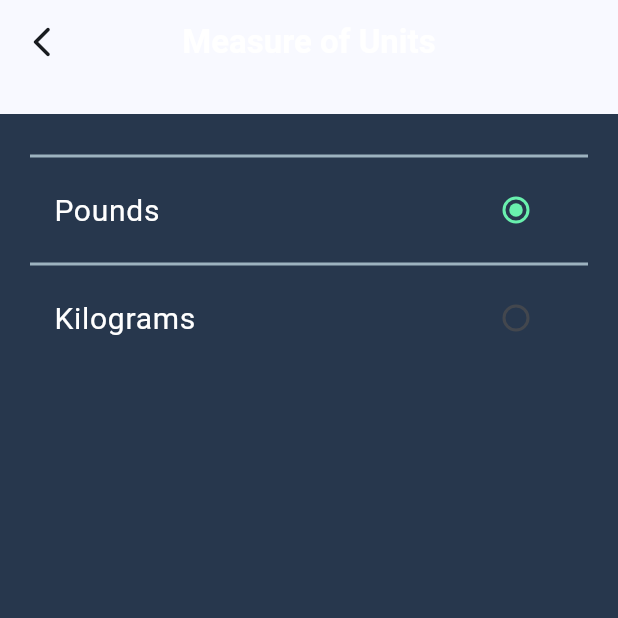
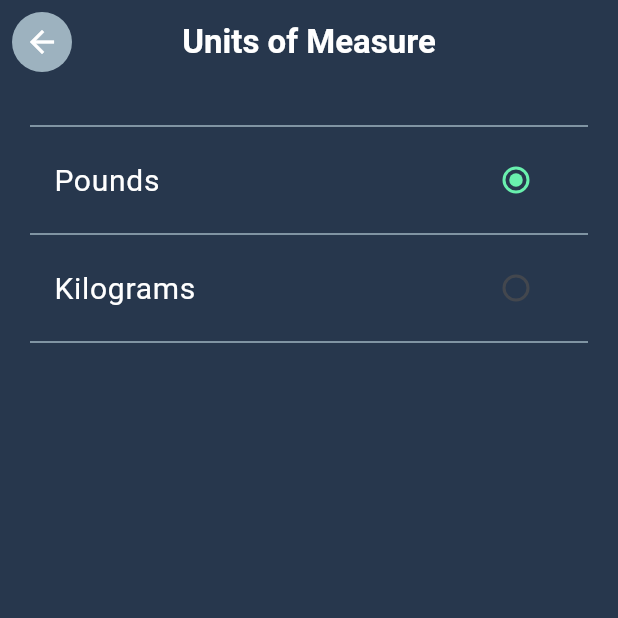
Before and after one commit to faustojc/workout_routine, a Flutter app: the MeasureUnits screen opened directly, on a phone screen of 412 x 824 dp, the top half of it. Run offline on Flutter 3.47's test engine with Material 3 defaults, Android fonts, the phone set to English and light mode, and no system bars; our stand-ins replace auto_size_text, connectivity_plus, internet_connection_checker_plus, supabase_flutter; missing offline and left inert: powersync; accounts and stored records are empty; statements that could not run were skipped.

Commit message:
Finalize layout and navigation

```diff
--- a/lib/widgets/user/profile/measure_units.dart
+++ b/lib/widgets/user/profile/measure_units.dart
@@ -1,5 +1,4 @@
 import 'package:flutter/material.dart';
-import 'package:workout_routine/routes.dart';
 import 'package:workout_routine/themes/colors.dart';
 
 class MeasureUnits extends StatefulWidget {
@@ -19,24 +18,27 @@ class _MeasureUnitsState extends State<MeasureUnits> {
   @override
   Widget build(BuildContext context) => Scaffold(
         appBar: AppBar(
+          backgroundColor: ThemeColor.primary,
           title: const Text(
-            'Measure of Units',
+            'Units of Measure',
             style: TextStyle(color: ThemeColor.white, fontWeight: FontWeight.bold),
           ),
           centerTitle: true,
           leading: IconButton(
-            icon: const Icon(Icons.arrow_back_ios_new_rounded),
-            onPressed: () => Routes.back(context),
+            onPressed: () => Navigator.pop(context),
+            icon: const CircleAvatar(
+              backgroundColor: ThemeColor.tertiary,
+              child: Icon(Icons.arrow_back, color: ThemeColor.white),
+            ),
           ),
         ),
         body: Container(
           color: ThemeColor.primary,
           padding: const EdgeInsets.all(20.0),
-          margin: const EdgeInsets.only(top: 20.0),
           child: Column(
             crossAxisAlignment: CrossAxisAlignment.stretch,
             children: [
-              const Divider(color: ThemeColor.tertiary, thickness: 2),
+              const Divider(color: ThemeColor.tertiary, thickness: 1),
               ListTile(
                 title: const Text(
                   'Pounds',
@@ -49,7 +51,7 @@ class _MeasureUnitsState extends State<MeasureUnits> {
                   activeColor: Colors.greenAccent,
                 ),
               ),
-              const Divider(color: ThemeColor.tertiary, thickness: 2),
+              const Divider(color: ThemeColor.tertiary, thickness: 1),
               ListTile(
                 title: const Text(
                   'Kilograms',
@@ -62,6 +64,7 @@ class _MeasureUnitsState extends State<MeasureUnits> {
                   activeColor: Colors.greenAccent,
                 ),
               ),
+              const Divider(color: ThemeColor.tertiary, thickness: 1),
             ],
           ),
         ),
```
